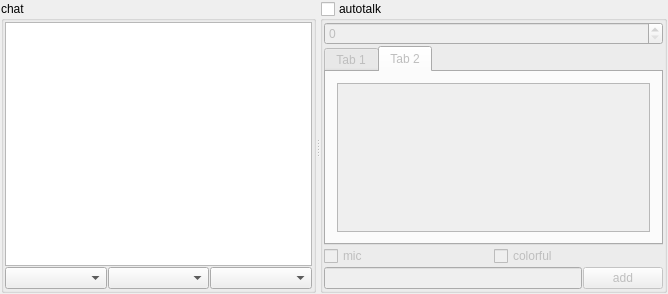
Before: the Qt Designer form SaSH/form/chatinfoform.ui in bestkakkoii/SaSH, drawn with Qt 5.
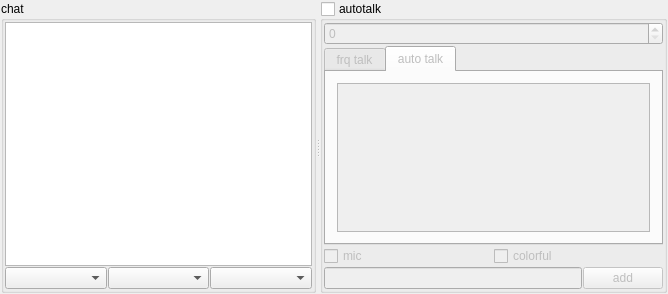
After: the same form once the commit is applied. The open tabs and pages were chosen to show the change.

What changed in the file:
```diff
--- a/SaSH/form/chatinfoform.ui
+++ b/SaSH/form/chatinfoform.ui
@@ -123,7 +123,7 @@
            </property>
            <widget class="QWidget" name="tab">
             <attribute name="title">
-             <string>Tab 1</string>
+             <string>frq talk</string>
             </attribute>
             <layout class="QGridLayout" name="gridLayout_2">
              <item row="0" column="0">
@@ -133,7 +133,7 @@
            </widget>
            <widget class="QWidget" name="tab_2">
             <attribute name="title">
-             <string>Tab 2</string>
+             <string>auto talk</string>
             </attribute>
             <layout class="QGridLayout" name="gridLayout_3">
              <item row="0" column="0">
```
Left out of the diff: 2 changed lines with no effect on the pictures.
